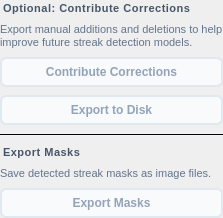
gkyle/startrails, file src/startrails/ui/step_additional_tools.ui: the form before one commit.
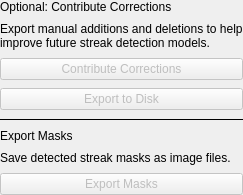
The form after the commit.

Diff of the .ui file:
```diff
--- a/src/startrails/ui/step_additional_tools.ui
+++ b/src/startrails/ui/step_additional_tools.ui
@@ -20,14 +20,6 @@
    </property>
    <item>
     <widget class="QLabel" name="contributeHeading">
-     <property name="styleSheet">
-      <string notr="true">font-size: 11px;
-font-weight: 600;
-color: #475569;
-text-transform: uppercase;
-letter-spacing: 0.5px;
-margin-top: 2px;</string>
-     </property>
      <property name="text">
       <string>Optional: Contribute Corrections</string>
      </property>
@@ -35,11 +27,6 @@
    </item>
    <item>
     <widget class="QLabel" name="contributeHint">
-     <property name="styleSheet">
-      <string notr="true">font-size: 11px;
-color: #64748b;
-line-height: 1.3;</string>
-     </property>
      <property name="text">
       <string>Export manual additions and deletions to help improve future streak detection models.</string>
      </property>
@@ -59,27 +46,6 @@
      <property name="toolTip">
       <string>Requires manually added or deleted streak masks.</string>
      </property>
-     <property name="styleSheet">
-      <string notr="true">QPushButton#contribute {
-    background-color: #0369a1;
-    color: #ffffff;
-    border: 2px solid #0369a1;
-    border-radius: 6px;
-    padding: 6px 12px;
-    font-weight: 500;
-    font-size: 12px;
-}
-QPushButton#contribute:hover {
-    background-color: #075985;
-    border-color: #075985;
-}
-QPushButton#contribute:disabled {
-    background-color: #f8fafc;
-    color: #94a3b8;
-    border-color: #e2e8f0;
-}
-QPushButton#contribute:focus:enabled { border-color: #0f172a; }</string>
-     </property>
      <property name="text">
       <string>Contribute Corrections</string>
      </property>
@@ -96,27 +62,6 @@
      <property name="toolTip">
       <string>Requires manually added or deleted streak masks.</string>
      </property>
-     <property name="styleSheet">
-      <string notr="true">QPushButton#training {
-    background-color: #ffffff;
-    color: #1e293b;
-    border: 2px solid #cbd5e1;
-    border-radius: 6px;
-    padding: 6px 12px;
-    font-weight: 500;
-    font-size: 12px;
-}
-QPushButton#training:hover {
-    background-color: #f1f5f9;
-    border-color: #94a3b8;
-}
-QPushButton#training:disabled {
-    background-color: #f8fafc;
-    color: #94a3b8;
-    border-color: #e2e8f0;
-}
-QPushButton#training:focus:enabled { border-color: #0f172a; }</string>
-     </property>
      <property name="text">
       <string>Export to Disk</string>
      </property>
@@ -124,10 +69,6 @@
    </item>
    <item>
     <widget class="QFrame" name="sep1">
-     <property name="styleSheet">
-      <string notr="true">background-color: #f1f5f9;
-max-height: 1px;</string>
-     </property>
      <property name="frameShape">
       <enum>QFrame::Shape::HLine</enum>
      </property>
@@ -135,14 +76,6 @@
    </item>
    <item>
     <widget class="QLabel" name="masksHeading">
-    <property name="styleSheet">
-     <string notr="true">font-size: 11px;
-font-weight: 600;
-color: #475569;
-text-transform: uppercase;
-letter-spacing: 0.5px;
-margin-top: 2px;</string>
-    </property>
      <property name="text">
       <string>Export Masks</string>
      </property>
@@ -150,11 +83,6 @@
    </item>
    <item>
     <widget class="QLabel" name="masksHint">
-    <property name="styleSheet">
-     <string notr="true">font-size: 11px;
-color: #64748b;
-line-height: 1.3;</string>
-    </property>
      <property name="text">
       <string>Save detected streak masks as image files.</string>
      </property>
@@ -165,27 +93,6 @@
    </item>
    <item>
     <widget class="QPushButton" name="masks">
-    <property name="styleSheet">
-     <string notr="true">QPushButton#masks {
-    background-color: #ffffff;
-    color: #1e293b;
-    border: 2px solid #cbd5e1;
-    border-radius: 6px;
-    padding: 6px 12px;
-    font-weight: 500;
-    font-size: 12px;
-}
-QPushButton#masks:hover {
-    background-color: #f1f5f9;
-    border-color: #94a3b8;
-}
-QPushButton#masks:disabled {
-    background-color: #f8fafc;
-    color: #94a3b8;
-    border-color: #e2e8f0;
-}
-QPushButton#masks:focus:enabled { border-color: #0f172a; }</string>
-    </property>
      <property name="cursor">
       <cursorShape>PointingHandCursor</cursorShape>
      </property>
```
